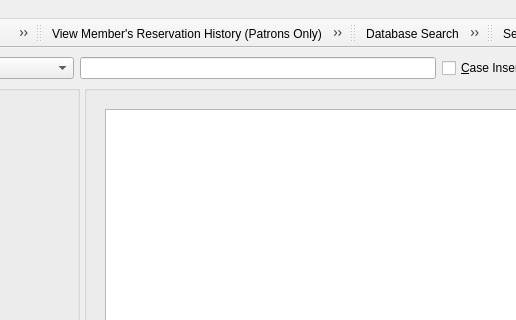
The window that UI/biblioteq_mainwindow.ui (textbrowser/biblioteq) describes before a commit, drawn with Qt 5; both pictures show x 332 to 848 and y 0 to 320 of the 982 by 800 pixel window.
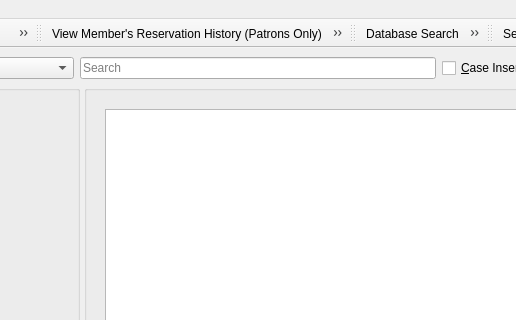
The same window after the commit. Icons and pictures are not drawn. Custom widgets are drawn as their Qt base class.

```diff
--- a/UI/biblioteq_mainwindow.ui
+++ b/UI/biblioteq_mainwindow.ui
@@ -63,6 +63,9 @@
         <property name="toolTip">
          <string>Please press the Enter key to execute the query.</string>
         </property>
+        <property name="placeholderText">
+         <string>Search</string>
+        </property>
        </widget>
       </item>
       <item>
```
